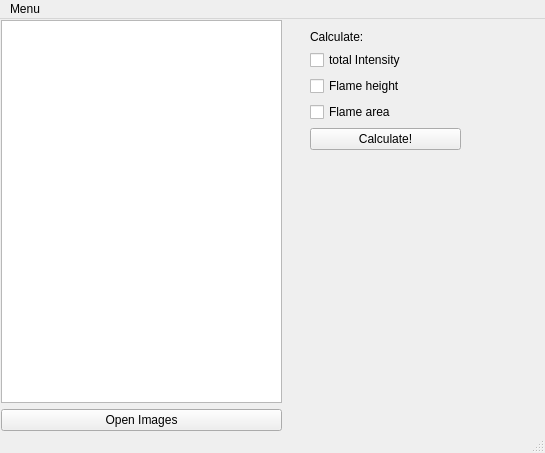
Old version of the form BBAgui.ui in the repository rnoske/BBA2.
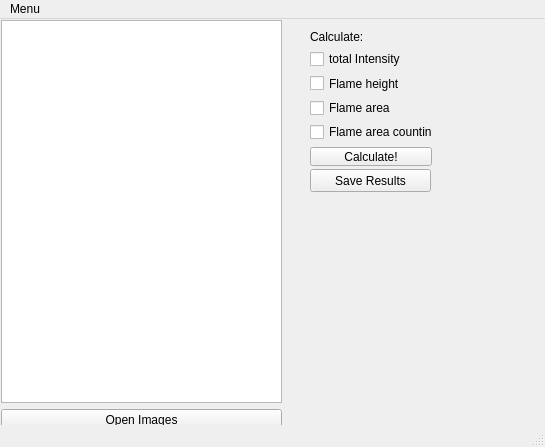
New version of the form.

Diff of the .ui file:
```diff
--- a/BBAgui.ui
+++ b/BBAgui.ui
@@ -7,7 +7,7 @@
     <x>0</x>
     <y>0</y>
     <width>545</width>
-    <height>453</height>
+    <height>447</height>
    </rect>
   </property>
   <property name="windowTitle">
@@ -36,13 +36,26 @@
      </item>
     </layout>
    </widget>
+   <widget class="QPushButton" name="saveResults">
+    <property name="geometry">
+     <rect>
+      <x>310</x>
+      <y>150</y>
+      <width>121</width>
+      <height>23</height>
+     </rect>
+    </property>
+    <property name="text">
+     <string>Save Results</string>
+    </property>
+   </widget>
    <widget class="QWidget" name="">
     <property name="geometry">
      <rect>
       <x>310</x>
-      <y>10</y>
-      <width>151</width>
-      <height>121</height>
+      <y>11</y>
+      <width>122</width>
+      <height>136</height>
      </rect>
     </property>
     <layout class="QVBoxLayout" name="verticalLayout_2">
@@ -80,6 +93,13 @@
        </property>
       </widget>
      </item>
+     <item>
+      <widget class="QCheckBox" name="cB_flameAreaCounting">
+       <property name="text">
+        <string>Flame area counting</string>
+       </property>
+      </widget>
+     </item>
      <item>
       <widget class="QPushButton" name="pB_Calculate">
        <property name="text">
```
Left out of the diff: 36 changed lines with no effect on the pictures.
